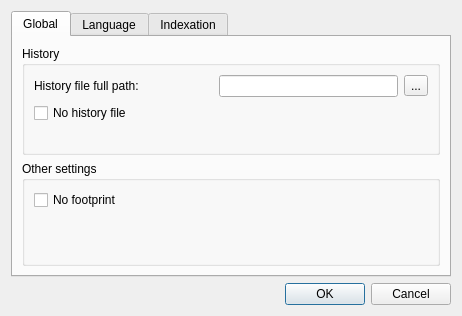
Before: the Qt Designer form ui/gui/resources/preferences.ui in halbbob/dff, drawn with Qt 5.
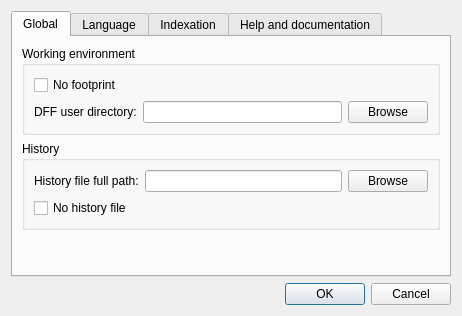
After: the same form once the commit is applied. Icons and pictures are not drawn.

Commit message: Preferences dialog lifting. Removes configuration directory from ui/gui Puts conf.py directly in ui/ Puts translator.py in ui/gui/ Configuration has to be modified by something like a .ini, if exists and if footprint enabled.

Diff of the .ui file:
```diff
--- a/ui/gui/resources/preferences.ui
+++ b/ui/gui/resources/preferences.ui
@@ -24,6 +24,56 @@
        <string>Global</string>
       </attribute>
       <layout class="QVBoxLayout" name="verticalLayout">
+       <item>
+        <widget class="QGroupBox" name="groupBox_2">
+         <property name="title">
+          <string>Working environment</string>
+         </property>
+         <layout class="QVBoxLayout" name="verticalLayout_7">
+          <item>
+           <layout class="QGridLayout" name="gridLayout_4">
+            <item row="0" column="0">
+             <widget class="QCheckBox" name="noFootPrintCheckBox">
+              <property name="text">
+               <string>No footprint</string>
+              </property>
+             </widget>
+            </item>
+            <item row="1" column="0">
+             <widget class="QLabel" name="workingDirLabel">
+              <property name="text">
+               <string>DFF user directory:</string>
+              </property>
+             </widget>
+            </item>
+            <item row="1" column="1">
+             <widget class="QLineEdit" name="workingDirPath"/>
+            </item>
+            <item row="1" column="2">
+             <widget class="QPushButton" name="workingDirBrowse">
+              <property name="text">
+               <string>Browse</string>
+              </property>
+             </widget>
+            </item>
+            <item row="0" column="1">
+             <spacer name="horizontalSpacer_4">
+              <property name="orientation">
+               <enum>Qt::Horizontal</enum>
+              </property>
+              <property name="sizeHint" stdset="0">
+               <size>
+                <width>40</width>
+                <height>20</height>
+               </size>
+              </property>
+             </spacer>
+            </item>
+           </layout>
+          </item>
+         </layout>
+        </widget>
+       </item>
        <item>
         <widget class="QGroupBox" name="groupBox">
          <property name="title">
@@ -42,13 +92,6 @@
             <item row="0" column="1">
              <widget class="QLineEdit" name="historyLineEdit"/>
             </item>
-            <item row="0" column="2">
-             <widget class="QToolButton" name="historyToolButton">
-              <property name="text">
-               <string>...</string>
-              </property>
-             </widget>
-            </item>
             <item row="1" column="0">
              <widget class="QCheckBox" name="noHistoryCheckBox">
               <property name="text">
@@ -56,7 +99,7 @@
               </property>
              </widget>
             </item>
-            <item row="2" column="0">
+            <item row="1" column="1">
              <spacer name="horizontalSpacer_2">
               <property name="orientation">
                <enum>Qt::Horizontal</enum>
@@ -69,61 +112,31 @@
               </property>
              </spacer>
             </item>
-           </layout>
-          </item>
-         </layout>
-        </widget>
-       </item>
-       <item>
-        <widget class="QGroupBox" name="groupBox_2">
-         <property name="title">
-          <string>Other settings</string>
-         </property>
-         <layout class="QVBoxLayout" name="verticalLayout_7">
-          <item>
-           <layout class="QGridLayout" name="gridLayout_4">
-            <item row="0" column="0">
-             <widget class="QCheckBox" name="noFootPrintCheckBox">
+            <item row="0" column="2">
+             <widget class="QPushButton" name="historyToolButton">
               <property name="text">
-               <string>No footprint</string>
+               <string>Browse</string>
               </property>
              </widget>
             </item>
-            <item row="1" column="1">
-             <layout class="QFormLayout" name="formLayout">
-              <item row="0" column="1">
-               <spacer name="verticalSpacer_4">
-                <property name="orientation">
-                 <enum>Qt::Vertical</enum>
-                </property>
-                <property name="sizeHint" stdset="0">
-                 <size>
-                  <width>20</width>
-                  <height>40</height>
-                 </size>
-                </property>
-               </spacer>
-              </item>
-             </layout>
-            </item>
-            <item row="1" column="0">
-             <spacer name="horizontalSpacer_4">
-              <property name="orientation">
-               <enum>Qt::Horizontal</enum>
-              </property>
-              <property name="sizeHint" stdset="0">
-               <size>
-                <width>40</width>
-                <height>20</height>
-               </size>
-              </property>
-             </spacer>
-            </item>
            </layout>
           </item>
          </layout>
         </widget>
        </item>
+       <item>
+        <spacer name="verticalSpacer_2">
+         <property name="orientation">
+          <enum>Qt::Vertical</enum>
+         </property>
+         <property name="sizeHint" stdset="0">
+          <size>
+           <width>20</width>
+           <height>40</height>
+          </size>
+         </property>
+        </spacer>
+       </item>
       </layout>
      </widget>
      <widget class="QWidget" name="LangTab">
@@ -282,8 +295,67 @@
             </item>
            </layout>
           </item>
-          <item>
-           <spacer name="verticalSpacer_3">
+         </layout>
+        </widget>
+       </item>
+       <item>
+        <spacer name="verticalSpacer_3">
+         <property name="orientation">
+          <enum>Qt::Vertical</enum>
+         </property>
+         <property name="sizeHint" stdset="0">
+          <size>
+           <width>20</width>
+           <height>40</height>
+          </size>
+         </property>
+        </spacer>
+       </item>
+      </layout>
+     </widget>
+     <widget class="QWidget" name="docTab">
+      <attribute name="title">
+       <string>Help and documentation</string>
+      </attribute>
+      <layout class="QVBoxLayout" name="verticalLayout_8">
+       <item>
+        <widget class="QGroupBox" name="groupBox_5">
+         <property name="title">
+          <string>Help and documentation settings</string>
+         </property>
+         <layout class="QGridLayout" name="gridLayout_6">
+          <item row="0" column="0" colspan="2">
+           <widget class="QLabel" name="docAndHelpFullPathLabel">
+            <property name="text">
+             <string>Full path of the help and documentation file:</string>
+            </property>
+           </widget>
+          </item>
+          <item row="1" column="0">
+           <widget class="QLineEdit" name="docAndHelpFullPath"/>
+          </item>
+          <item row="1" column="1">
+           <widget class="QPushButton" name="docAndHelpBrowse">
+            <property name="text">
+             <string>Browse</string>
+            </property>
+           </widget>
+          </item>
+          <item row="2" column="0">
+           <spacer name="horizontalSpacer_3">
+            <property name="orientation">
+             <enum>Qt::Horizontal</enum>
+            </property>
+            <property name="sizeHint" stdset="0">
+             <size>
+              <width>314</width>
+              <height>20</height>
+             </size>
+            </property>
+           </spacer>
+          </item>
+          <item row="2" column="1">
+           <spacer name="verticalSpacer_4">
             <property name="orientation">
              <enum>Qt::Vertical</enum>
             </property>
```
Left out of the diff: 46 changed lines with no effect on the pictures. The commit also changes 20 other files.
